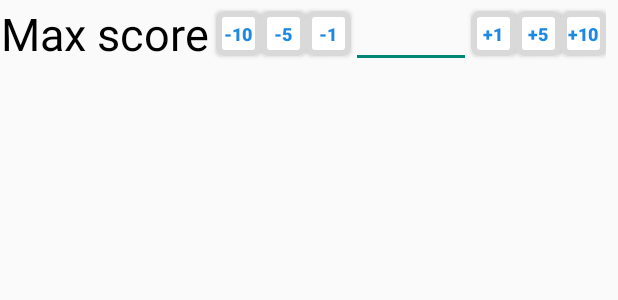
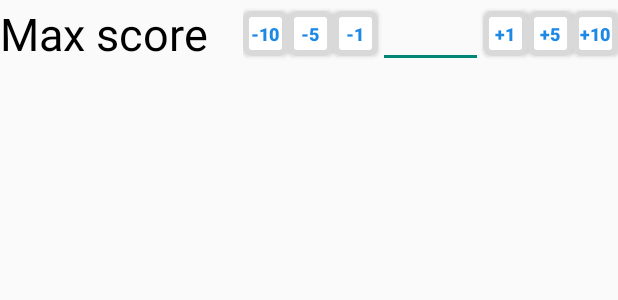
Before and after one commit to RUSLoker/Physics2D, an Android app: the layout fragment_limit_setter.xml on its own in the app's theme, with its tools: preview values and no code run, on a phone screen of 412 x 824 dp. Shown: the top 300 px of the screen. Run offline under Robolectric (Android 15) with nearby library versions, the phone set to English and light mode, and no system bars.

Commit message:
LimitSetter fixes

```diff
--- a/app/src/main/java/com/example/physics2d/LimitSetter.java
+++ b/app/src/main/java/com/example/physics2d/LimitSetter.java
@@ -53,7 +53,7 @@ public class LimitSetter extends Fragment implements View.OnClickListener {
     @Override
     public void onCreate(Bundle savedInstanceState) {
         super.onCreate(savedInstanceState);
-        strings = getResources().getStringArray(R.array.gameModes);
+        strings = getResources().getStringArray(R.array.gameValues);
         defaults = getResources().getIntArray(R.array.defaultValues);
     }
 
--- a/app/src/main/res/layout/fragment_limit_setter.xml
+++ b/app/src/main/res/layout/fragment_limit_setter.xml
@@ -6,20 +6,28 @@
     tools:context=".LimitSetter">
 
     <LinearLayout
-        android:layout_width="wrap_content"
+        android:layout_width="match_parent"
         android:layout_height="wrap_content"
         android:gravity="center"
         android:orientation="horizontal">
 
         <TextView
             android:id="@+id/text"
-            android:layout_width="wrap_content"
+            android:layout_width="0dp"
+            android:layout_weight="1"
+            android:textAlignment="viewStart"
             android:layout_height="wrap_content"
             android:text="@string/max_score"
             android:textSize="30sp"
             android:layout_marginEnd="5dp"
             android:gravity="center"
             android:textColor="#000"/>
+
+    <LinearLayout
+        android:layout_width="wrap_content"
+        android:layout_height="wrap_content"
+        android:orientation="horizontal"
+        android:gravity="center">
 
         <Button
             android:id="@+id/m10"
@@ -50,7 +58,7 @@
 
         <EditText
             android:id="@+id/value"
-            android:layout_width="80dp"
+            android:layout_width="70dp"
             android:layout_height="wrap_content"
             android:autofillHints=""
             android:ems="10"
@@ -85,5 +93,6 @@
             android:text="+10"
             android:textSize="12sp"/>
     </LinearLayout>
+    </LinearLayout>
 
 </FrameLayout>
--- a/app/src/main/res/values/strings.xml
+++ b/app/src/main/res/values/strings.xml
@@ -32,5 +32,10 @@
         <item>Time</item>
         <item>Max round count</item>
     </string-array>
+    <string-array name="gameValues">
+        <item>@string/max_score</item>
+        <item>@string/time</item>
+        <item>@string/rounds</item>
+    </string-array>
     <string name="draw">Draw</string>
 </resources>
```
Also changed, not shown: app/src/main/res/layout-land/main_menu.xml (+12 -3 lines), app/src/main/res/layout/activity_custom_game.xml (+1 -57 lines), 1 other file.
